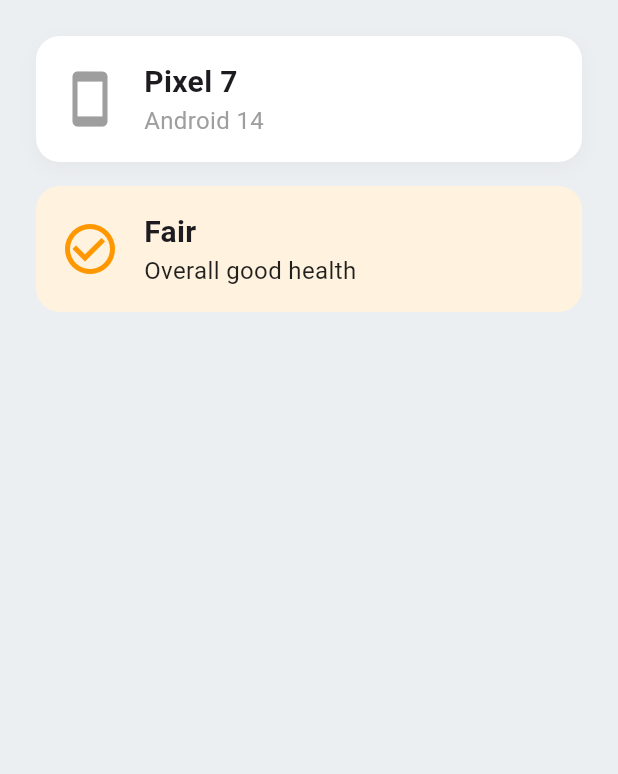
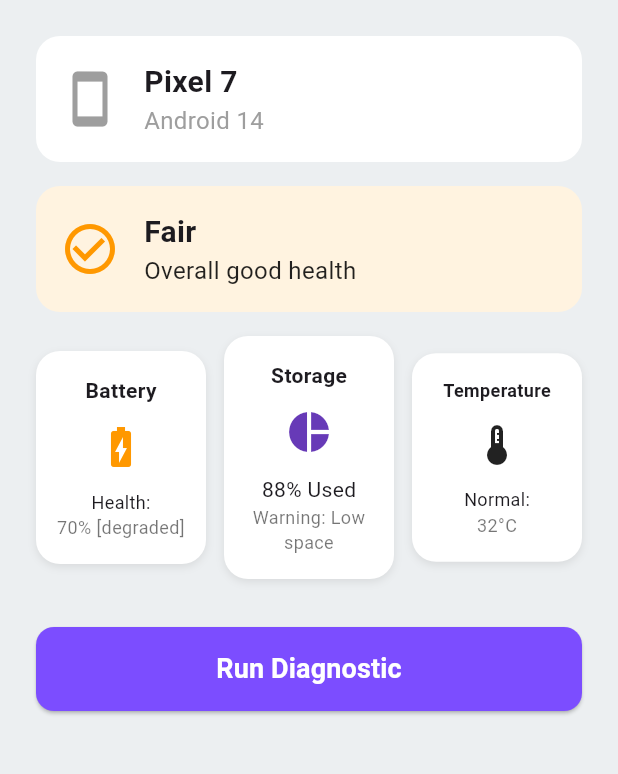
Before and after one commit to itsduce2/COMP3003-Techare, a Flutter app: the screen it shows after launch, on a phone screen of 412 x 824 dp, the part 180-954 px from its top. Run offline on Flutter 3.47's test engine with Material 3 defaults, Android fonts, the phone set to English and light mode, and no system bars.

Commit message:
feat: diagnostic button & metric overview

```diff
--- a/lib/dashboard.dart
+++ b/lib/dashboard.dart
@@ -21,7 +21,7 @@
           crossAxisAlignment: CrossAxisAlignment.start,
           children: [
 
-            // Header container
+            // Header
             Container(
               color: Colors.white,
               padding: const EdgeInsets.all(24.0), // Padding
@@ -62,7 +62,7 @@
 
             const SizedBox(height: 24),
 
-            // Device & Device Health
+            // Device Health & info
             Padding(
               padding: const EdgeInsets.symmetric(horizontal: 24.0),
               child: Column(
@@ -75,13 +75,13 @@
                       color: Colors.white,
                       borderRadius: BorderRadius.circular(16),
 
-                      boxShadow: [
-                        BoxShadow(
-                          color: Colors.grey.withOpacity(0.1),
-                          blurRadius: 10,
-                          offset: const Offset(0, 4),
-                        ),
-                      ],
+                      // boxShadow: [
+                      //   BoxShadow(
+                      //     color: Colors.grey.withOpacity(0.25),
+                      //     blurRadius: 10,
+                      //     offset: const Offset(0, 4),
+                      //   ),
+                      // ],
                     ),
                     child: Row(
                       children: [
@@ -112,7 +112,7 @@
                   Container(
                     padding: const EdgeInsets.all(16.0),
                     decoration: BoxDecoration(
-                      color: Colors.orange[50], // Orange background
+                      color: Colors.orange[50],
                       borderRadius: BorderRadius.circular(16),
                     ),
                     child: Row(
@@ -136,9 +136,146 @@
                     ),
                   ),
 
+                  const SizedBox(height: 16), // Spacing before metrics
+
+                  // Metrics section
+                  Row(
+                    children: [
+
+                      // Battery
+                      Expanded(
+                        child: Container(
+                          padding: const EdgeInsets.symmetric(vertical: 16.0, horizontal: 8.0),
+                          decoration: BoxDecoration(
+                            color: Colors.white,
+                            borderRadius: BorderRadius.circular(16),
+
+                            boxShadow: [
+                              BoxShadow(
+                                color: Colors.grey.withOpacity(0.25),
+                                blurRadius: 4,
+                                offset: const Offset(0, 2),
+                              ),
+                            ],
+                          ),
+                          child: Column(
+                            children: const [
+                              Text('Battery', style: TextStyle(fontSize: 14, fontWeight: FontWeight.bold)),
+                              SizedBox(height: 12),
+                              Icon(Icons.battery_charging_full, size: 32, color: Colors.orange),
+                              SizedBox(height: 12),
+                              Text('Health:', style: TextStyle(fontSize: 12)),
+                              Text('70% [degraded]', style: TextStyle(fontSize: 12, color: Colors.black54), textAlign: TextAlign.center),
+                            ],
+                          ),
+                        ),
+                      ),
+
+                      // Padding
+                      const SizedBox(width: 12),
+
+                      // Storage
+                      Expanded(
+                        child: Container(
+                          padding: const EdgeInsets.symmetric(vertical: 16.0, horizontal: 8.0),
+                          decoration: BoxDecoration(
+                            color: Colors.white,
+                            borderRadius: BorderRadius.circular(16),
+
+                            boxShadow: [
+                              BoxShadow(
+                                color: Colors.grey.withOpacity(0.25),
+                                blurRadius: 4,
+                                offset: const Offset(0, 2),
+                              ),
+                            ],
+                          ),
+
+
+                          child: Column(
+                            children: const [
+                              Text('Storage', style: TextStyle(fontSize: 14, fontWeight: FontWeight.bold)),
+                              SizedBox(height: 12),
+                              Icon(Icons.pie_chart, size: 32, color: Colors.deepPurple),
+                              SizedBox(height: 12),
+                              Text('88% Used', style: TextStyle(fontSize: 14)),
+                              Text('Warning: Low space', style: TextStyle(fontSize: 12, color: Colors.black54), textAlign: TextAlign.center),
+
+
+                            ],
+                          ),
+                        ),
+                      ),
+
+                      // padding
+                      const SizedBox(width: 12),
+
+                      // Temperature
+                      Expanded(
+                        child: Container(
+                          padding: const EdgeInsets.symmetric(vertical: 16.0, horizontal: 8.0),
+                          decoration: BoxDecoration(
+                            color: Colors.white,
+                            borderRadius: BorderRadius.circular(16),
+
+                            boxShadow: [
+                              BoxShadow(
+                                color: Colors.grey.withOpacity(0.25),
+                                blurRadius: 4,
+                                offset: const Offset(0, 2),
+                              ),
+                            ],
+                          ),
+                          child: Column(
+                            children: const [
+                              Text('Temperature', style: TextStyle(fontSize: 12, fontWeight: FontWeight.bold)),
+                              SizedBox(height: 12),
+                              Icon(Icons.thermostat, size: 32, color: Colors.black87),
+                              SizedBox(height: 12),
+                              Text('Normal:', style: TextStyle(fontSize: 12)),
+                              Text('32°C', style: TextStyle(fontSize: 12, color: Colors.black54)),
+                            ],
+                          ),
+                        ),
+                      ),
+
+                    ],
+                  ),
+
+                  const SizedBox(height: 32), // Space before button
+
+                  // Run diagnostic button
+                  SizedBox(
+                    width: double.infinity, // full width
+                    height: 56, // button height
+                    child: ElevatedButton(
+                      onPressed: () {
+                        // diagnostic action
+                      },
+                      style: ElevatedButton.styleFrom(
+                        backgroundColor: Colors.deepPurpleAccent, // bright purple
+                        shape: RoundedRectangleBorder(
+                          borderRadius: BorderRadius.circular(12),
+                        ),
+                      ),
+                      child: const Text(
+                        'Run Diagnostic',
+                        style: TextStyle(
+                          fontSize: 18,
+                          fontWeight: FontWeight.bold,
+                          color: Colors.white,
+                        ),
+                      ),
+                    ),
+                  ),
+
+                  const SizedBox(height: 24), // Space at the very bottom
+
                 ],
               ),
             ),
+
+
 
 
           ],
```
